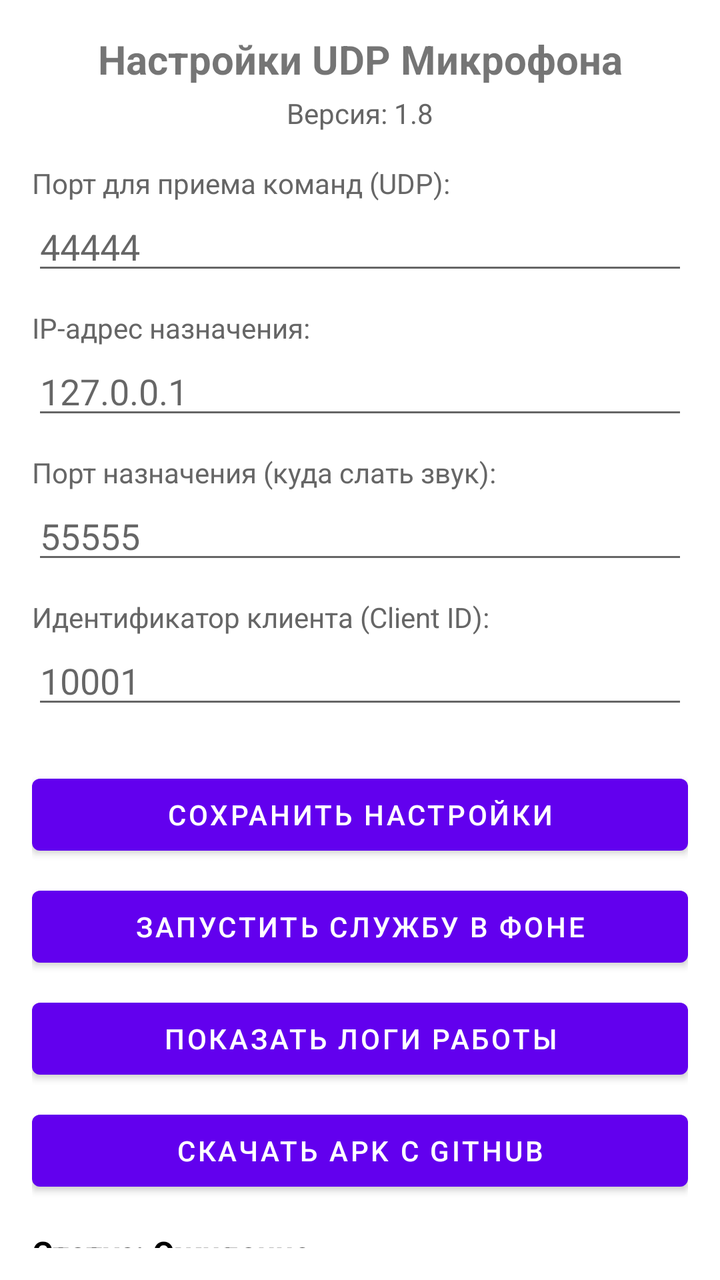
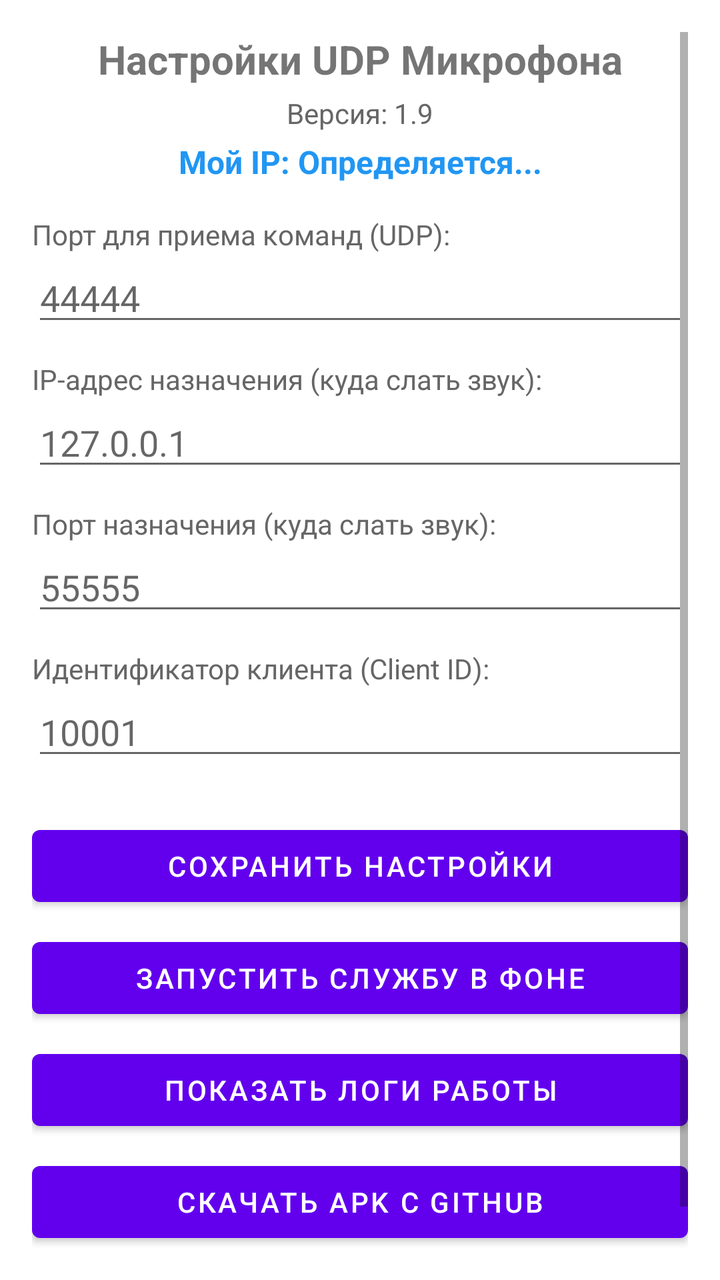

Before-and-after screenshots of an Android layout around one commit, followed by the original layout XML and the change that was made.
<!-- AndroidManifest.xml: application theme Theme.AndroidUdpMic -->
<!-- res/layout/activity_main.xml -->
<?xml version="1.0" encoding="utf-8"?>
<ScrollView xmlns:android="http://schemas.android.com/apk/res/android"
    android:layout_width="match_parent"
    android:layout_height="match_parent"
    android:padding="16dp">

    <LinearLayout
        android:layout_width="match_parent"
        android:layout_height="wrap_content"
        android:orientation="vertical">

        <TextView
            android:layout_width="match_parent"
            android:layout_height="wrap_content"
            android:text="Настройки UDP Микрофона"
            android:textSize="20sp"
            android:textStyle="bold"
            android:gravity="center"
            android:layout_marginBottom="4dp"/>

        <TextView
            android:id="@+id/tvVersion"
            android:layout_width="match_parent"
            android:layout_height="wrap_content"
            android:text="Версия: 1.8"
            android:textSize="14sp"
            android:textColor="#666666"
            android:gravity="center"
            android:layout_marginBottom="16dp"/>

        <TextView
            android:layout_width="match_parent"
            android:layout_height="wrap_content"
            android:text="Порт для приема команд (UDP):"
            android:textSize="14sp"
            android:textColor="#666666" />
        <EditText
            android:id="@+id/etCmdPort"
            android:layout_width="match_parent"
            android:layout_height="wrap_content"
            android:hint="44444"
            android:inputType="number"
            android:layout_marginBottom="12dp" />

        <TextView
            android:layout_width="match_parent"
            android:layout_height="wrap_content"
            android:text="IP-адрес назначения:"
            android:textSize="14sp"
            android:textColor="#666666" />
        <EditText
            android:id="@+id/etTargetIp"
            android:layout_width="match_parent"
            android:layout_height="wrap_content"
            android:hint="127.0.0.1"
            android:inputType="text"
            android:layout_marginBottom="12dp" />

        <TextView
            android:layout_width="match_parent"
            android:layout_height="wrap_content"
            android:text="Порт назначения (куда слать звук):"
            android:textSize="14sp"
            android:textColor="#666666" />
        <EditText
            android:id="@+id/etTargetPort"
            android:layout_width="match_parent"
            android:layout_height="wrap_content"
            android:hint="55555"
            android:inputType="number"
            android:layout_marginBottom="12dp" />
            
        <TextView
            android:layout_width="match_parent"
            android:layout_height="wrap_content"
            android:text="Идентификатор клиента (Client ID):"
            android:textSize="14sp"
            android:textColor="#666666" />
        <EditText
            android:id="@+id/etClientId"
            android:layout_width="match_parent"
            android:layout_height="wrap_content"
            android:hint="10001"
            android:inputType="number"
            android:layout_marginBottom="24dp" />

        <Button
            android:id="@+id/btnSave"
            android:layout_width="match_parent"
            android:layout_height="wrap_content"
            android:text="СОХРАНИТЬ НАСТРОЙКИ"
            android:layout_marginBottom="8dp"/>

        <Button
            android:id="@+id/btnStartService"
            android:layout_width="match_parent"
            android:layout_height="wrap_content"
            android:text="ЗАПУСТИТЬ СЛУЖБУ В ФОНЕ"
            android:layout_marginBottom="8dp"/>

        <Button
            android:id="@+id/btnLogs"
            android:layout_width="match_parent"
            android:layout_height="wrap_content"
            android:text="ПОКАЗАТЬ ЛОГИ РАБОТЫ"
            android:layout_marginBottom="8dp"/>

        
        <Button
            android:id="@+id/btnDownloadApk"
            android:layout_width="match_parent"
            android:layout_height="wrap_content"
            android:text="СКАЧАТЬ APK С GITHUB"
            android:layout_marginBottom="16dp"/>

        <TextView
            android:id="@+id/tvStatus"
            android:layout_width="match_parent"
            android:layout_height="wrap_content"
            android:text="Статус: Ожидание"
            android:textSize="16sp"
            android:textStyle="bold"
            android:textColor="#000000" />

    </LinearLayout>
</ScrollView>
<!-- resources referenced by this layout -->
<resources>
  <style name="Theme.AndroidUdpMic" parent="Theme.MaterialComponents.DayNight.DarkActionBar">
          
          <item name="colorPrimary">@color/purple_500</item>
          <item name="colorPrimaryVariant">@color/purple_700</item>
          <item name="colorOnPrimary">@color/white</item>
          
          <item name="colorSecondary">@color/teal_200</item>
          <item name="colorSecondaryVariant">@color/teal_700</item>
          <item name="colorOnSecondary">@color/black</item>
          
          <item name="android:statusBarColor">?attr/colorPrimaryVariant</item>
      </style>
  <color name="purple_500">#FF6200EE</color>
  <color name="purple_700">#FF3700B3</color>
  <color name="white">#FFFFFFFF</color>
  <color name="teal_200">#FF03DAC5</color>
  <color name="teal_700">#FF018786</color>
  <color name="black">#FF000000</color>
</resources>

<!-- the commit's change to res/layout/activity_main.xml (unified diff, before → after) -->
@@ -18,13 +18,25 @@
             android:gravity="center"
             android:layout_marginBottom="4dp"/>
 
+        
         <TextView
             android:id="@+id/tvVersion"
             android:layout_width="match_parent"
             android:layout_height="wrap_content"
-            android:text="Версия: 1.8"
+            android:text="Версия: 1.9"
             android:textSize="14sp"
             android:textColor="#666666"
+            android:gravity="center"
+            android:layout_marginBottom="4dp"/>
+
+        <TextView
+            android:id="@+id/tvIpAddress"
+            android:layout_width="match_parent"
+            android:layout_height="wrap_content"
+            android:text="Мой IP: Определяется..."
+            android:textSize="16sp"
+            android:textStyle="bold"
+            android:textColor="#2196F3"
             android:gravity="center"
             android:layout_marginBottom="16dp"/>
 
@@ -45,7 +57,7 @@
         <TextView
             android:layout_width="match_parent"
             android:layout_height="wrap_content"
-            android:text="IP-адрес назначения:"
+            android:text="IP-адрес назначения (куда слать звук):"
             android:textSize="14sp"
             android:textColor="#666666" />
         <EditText
@@ -105,7 +117,6 @@
             android:text="ПОКАЗАТЬ ЛОГИ РАБОТЫ"
             android:layout_marginBottom="8dp"/>
 
-        
         <Button
             android:id="@+id/btnDownloadApk"
             android:layout_width="match_parent"
